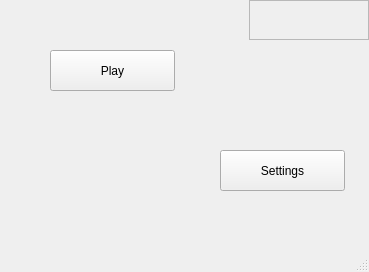
Before: the Qt Designer form RoomClient/mainwindow.ui in ljmc2000/VirtualConcertHall, drawn with Qt 5.
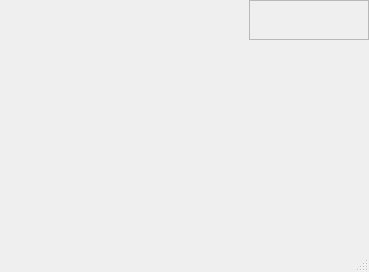
After: the same form once the commit is applied. Custom widgets are drawn as their Qt base class.

What changed in the file:
```diff
--- a/RoomClient/mainwindow.ui
+++ b/RoomClient/mainwindow.ui
@@ -14,32 +14,6 @@
    <string>MainWindow</string>
   </property>
   <widget class="QWidget" name="centralwidget">
-   <widget class="QPushButton" name="settingsButton">
-    <property name="geometry">
-     <rect>
-      <x>220</x>
-      <y>150</y>
-      <width>125</width>
-      <height>41</height>
-     </rect>
-    </property>
-    <property name="text">
-     <string>Settings</string>
-    </property>
-   </widget>
-   <widget class="QPushButton" name="playButton">
-    <property name="geometry">
-     <rect>
-      <x>50</x>
-      <y>50</y>
-      <width>125</width>
-      <height>41</height>
-     </rect>
-    </property>
-    <property name="text">
-     <string>Play</string>
-    </property>
-   </widget>
    <widget class="OnlineStatus" name="onlineStatus">
     <property name="geometry">
      <rect>
```
Left out of the diff: 10 changed lines with no effect on the pictures.
